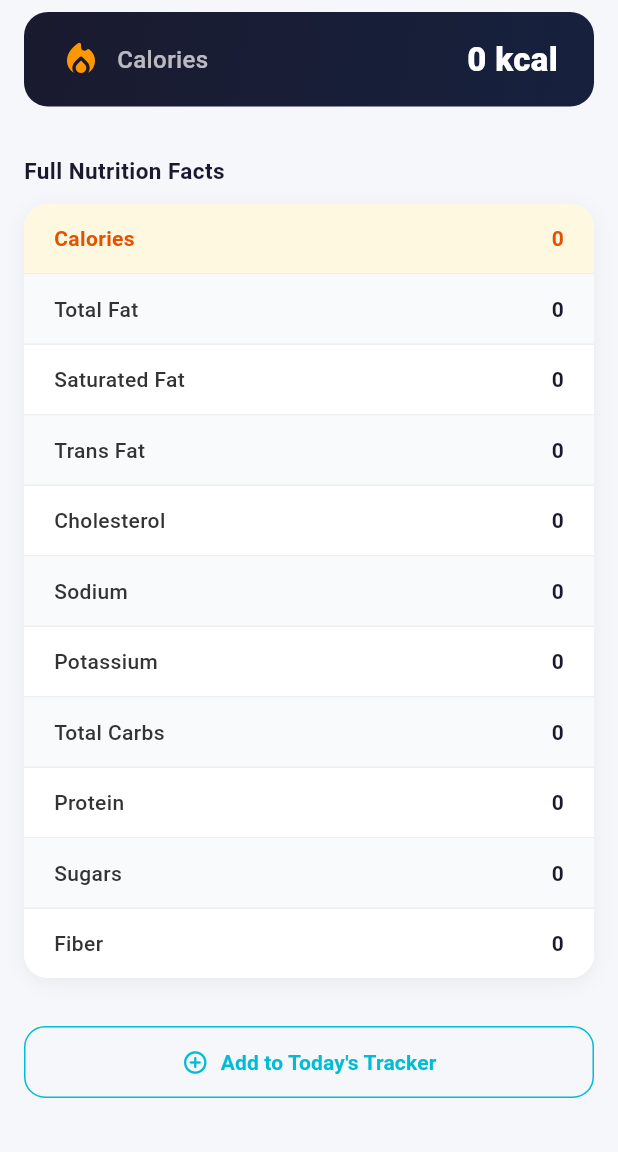
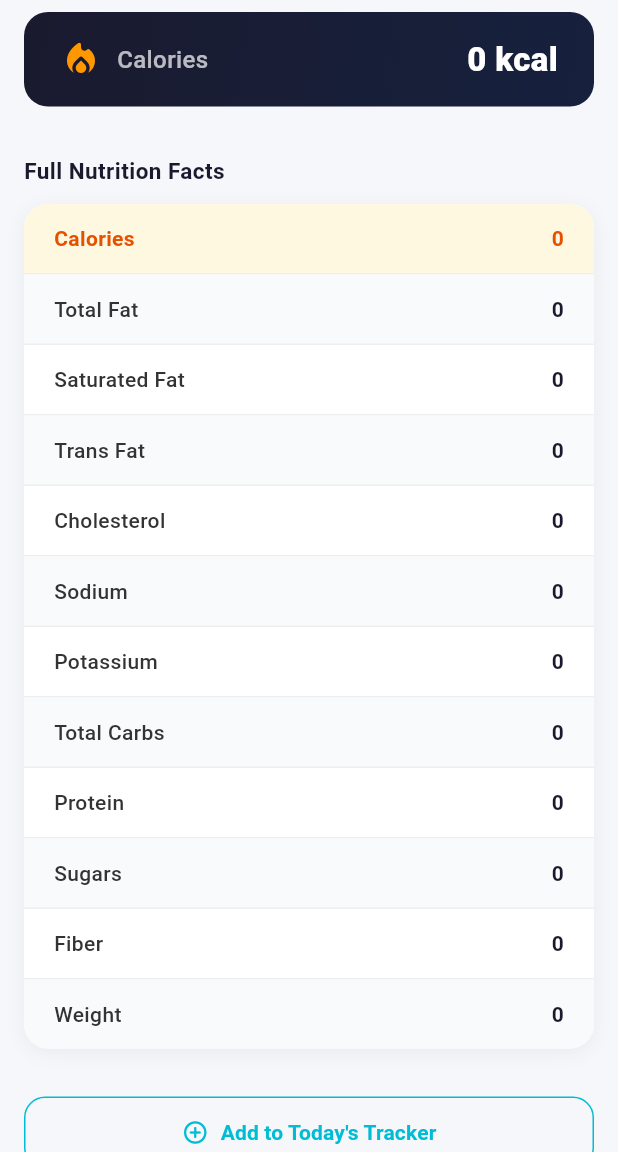
Before and after one commit to NrdyBhu1/nutrition_scanner, a Flutter app: the NutritionScreen screen opened directly with empty values, scrolled down 211 dp, on a phone screen of 412 x 824 dp, the part 84-1236 px from its top. Run offline on Flutter 3.47's test engine with Material 3 defaults, Android fonts, the phone set to English and light mode, and no system bars; our stand-ins replace fl_chart, sqflite; missing offline and left inert: mobile_scanner; accounts and stored records are empty; network calls fail.

Commit message:
Add workflow

```diff
--- a/lib/models/product.dart
+++ b/lib/models/product.dart
@@ -12,6 +12,7 @@ class Product {
   final double? protein;
   final double? sugars;
   final double? fiber;
+  final double? weightG;
   final List<String> allergens;
 
   const Product({
@@ -28,6 +29,7 @@ class Product {
     this.protein,
     this.sugars,
     this.fiber,
+    this.weightG,
     this.allergens = const [],
   });
 
@@ -46,6 +48,7 @@ class Product {
       protein: (map['Protein'] as num?)?.toDouble(),
       sugars: (map['Sugars'] as num?)?.toDouble(),
       fiber: (map['Fiber'] as num?)?.toDouble(),
+      weightG: (map['weight_g'] as num?)?.toDouble(),
       allergens: _parseAllergens(map['Allergens'] as String?),
     );
   }
@@ -72,6 +75,7 @@ class Product {
       'Potassium': potassium,
       'Saturated Fat': saturatedFat,
       'Trans Fat': transFat,
+      'Weight': weightG,
     };
     // Only include non-null, non-zero entries in pie chart
     return Map.fromEntries(
@@ -110,6 +114,7 @@ class Product {
     MapEntry('Protein', protein),
     MapEntry('Sugars', sugars),
     MapEntry('Fiber', fiber),
+    MapEntry('Weight', weightG),
     // MapEntry('Allergens', allergens),
   ];
 }
```
Also changed, not shown: lib/db_helper.dart (+15 -3 lines), 1 other file.
